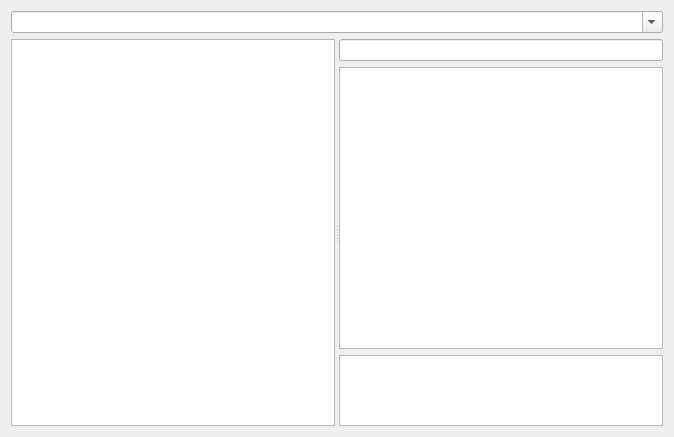
This is bookmarks_editor/src/bookmarksview_base.ui in edulix/gsoc as Qt 5 draws it before an edit. The edited form follows.
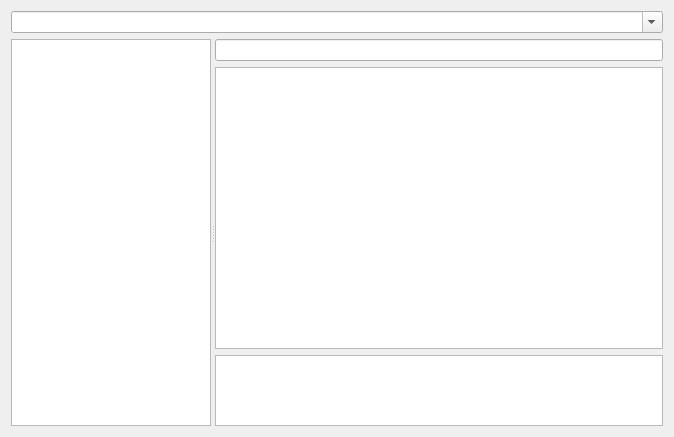
This is the edited form. Custom widgets are drawn as their Qt base class.

Commit message: Ading a more reasonable resizing of the KonqBookmarkView and prettying the layout of widgets in the bookmarks editor

```diff
--- a/bookmarks_editor/src/bookmarksview_base.ui
+++ b/bookmarks_editor/src/bookmarksview_base.ui
@@ -30,14 +30,38 @@
      </property>
      <widget class="Akonadi::CollectionView" name="collectionsView">
       <property name="sizePolicy">
-       <sizepolicy hsizetype="Expanding" vsizetype="Expanding">
-        <horstretch>0</horstretch>
+       <sizepolicy hsizetype="Minimum" vsizetype="Expanding">
+        <horstretch>2</horstretch>
         <verstretch>0</verstretch>
        </sizepolicy>
       </property>
+      <property name="minimumSize">
+       <size>
+        <width>200</width>
+        <height>0</height>
+       </size>
+      </property>
+      <property name="baseSize">
+       <size>
+        <width>0</width>
+        <height>0</height>
+       </size>
+      </property>
      </widget>
-     <widget class="QWidget" name="layoutWidget">
+     <widget class="QFrame" name="frame">
+      <property name="sizePolicy">
+       <sizepolicy hsizetype="Preferred" vsizetype="Preferred">
+        <horstretch>6</horstretch>
+        <verstretch>0</verstretch>
+       </sizepolicy>
+      </property>
       <layout class="QVBoxLayout" name="verticalLayout">
+       <property name="spacing">
+        <number>6</number>
+       </property>
+       <property name="margin">
+        <number>0</number>
+       </property>
        <item>
         <widget class="QLineEdit" name="bookmarksFilterBox"/>
        </item>
```
Left out of the diff: 26 changed lines with no effect on the pictures. The commit also changes 4 other files.
